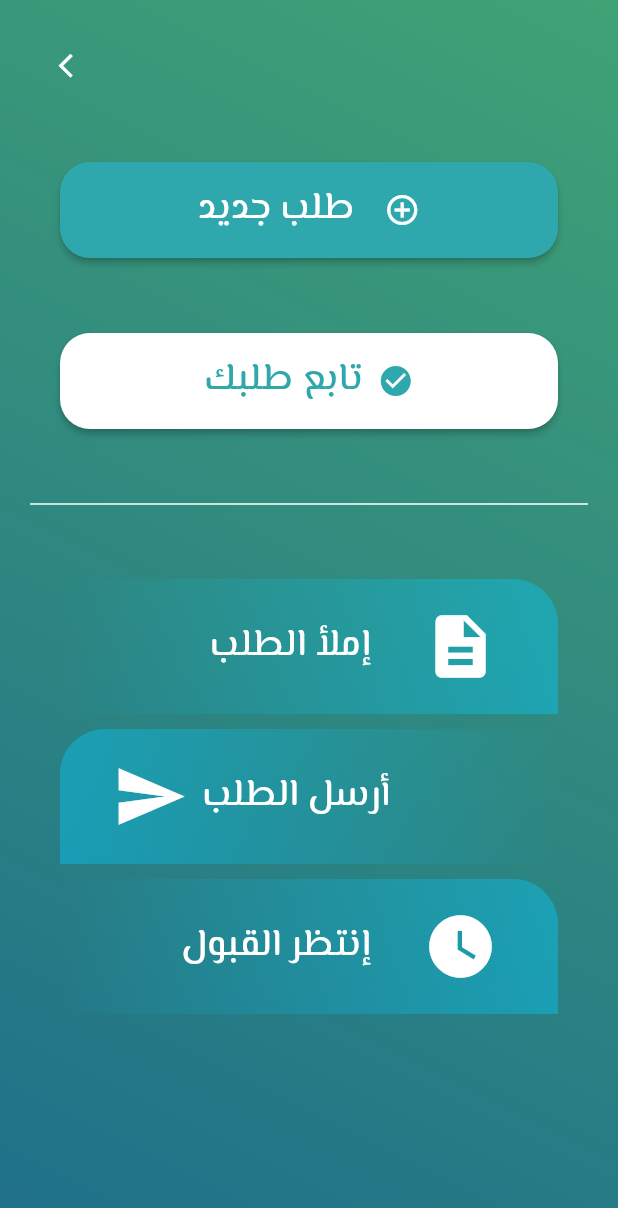
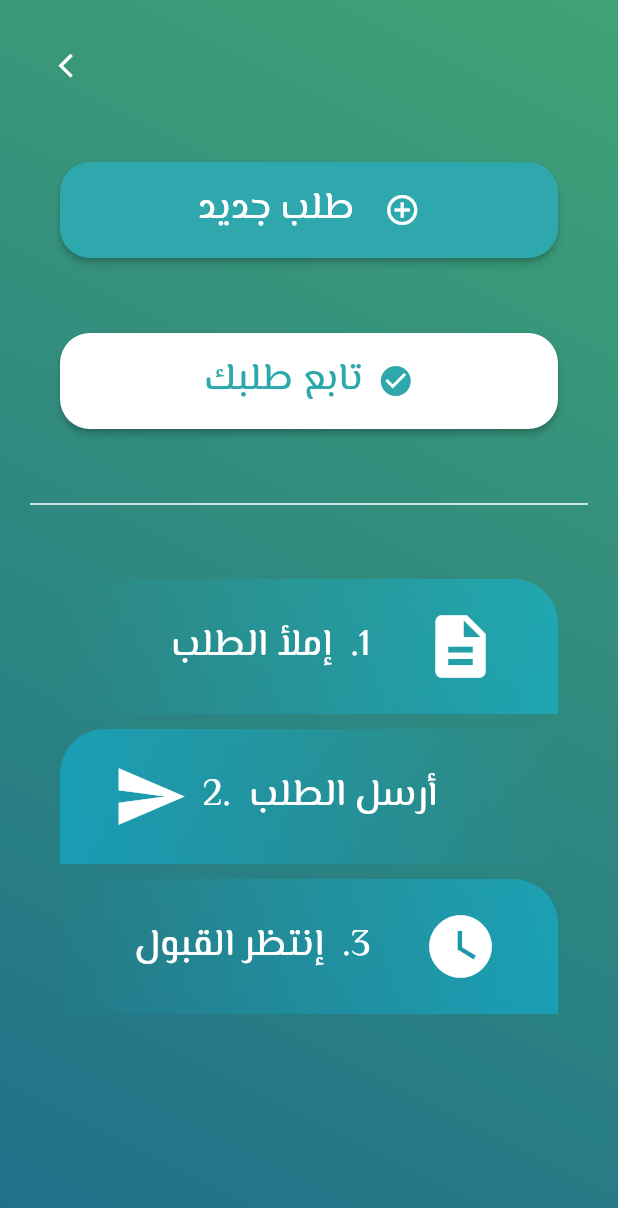
Before and after one commit to mshah21202/ehjez, a Flutter app: the Reservationscreen screen opened by its route, on a phone screen of 412 x 824 dp. Shown: the top 1208 px of the screen. Run offline on Flutter 3.47's test engine with Material 2 defaults, Android fonts, the phone set to English and light mode, and no system bars; our stand-ins replace sqflite; accounts and stored records are empty.

Commit message:
Few changes and fixes

```diff
--- a/lib/ReservationScreen.dart
+++ b/lib/ReservationScreen.dart
@@ -78,7 +78,7 @@ class Reservationscreen extends StatelessWidget {
                 padding: const EdgeInsets.fromLTRB(40, 0, 40, 10),
                 child: Container(
                   child: Row(mainAxisAlignment: MainAxisAlignment.end, children: [
-                    Text("إملأ الطلب", style: TextStyle(color: Colors.white, fontFamily: "ElMessiri", fontSize: 25),),
+                    Text("1.  إملأ الطلب", style: TextStyle(color: Colors.white, fontFamily: "ElMessiri", fontSize: 25),textDirection: TextDirection.rtl,),
                     Padding(
                       padding: const EdgeInsets.fromLTRB(35, 0, 40, 0),
                       child: Icon(Icons.description, color: Colors.white, size: 50,),
@@ -100,7 +100,7 @@ class Reservationscreen extends StatelessWidget {
                       padding: const EdgeInsets.fromLTRB(35, 0, 10, 0),
                       child: Icon(Icons.send, color: Colors.white, size: 50,),
                     ),
-                    Text("أرسل الطلب", style: TextStyle(color: Colors.white, fontFamily: "ElMessiri", fontSize: 25),),
+                    Text("2.  أرسل الطلب", style: TextStyle(color: Colors.white, fontFamily: "ElMessiri", fontSize: 25),),
 
                   ],),
                   width: double.infinity,
@@ -115,7 +115,7 @@ class Reservationscreen extends StatelessWidget {
                 padding: const EdgeInsets.fromLTRB(40, 0, 40, 0),
                 child: Container(
                   child: Row(mainAxisAlignment: MainAxisAlignment.end, children: [
-                    Text("إنتظر القبول", style: TextStyle(color: Colors.white, fontFamily: "ElMessiri", fontSize: 25),),
+                    Text("3.  إنتظر القبول", style: TextStyle(color: Colors.white, fontFamily: "ElMessiri", fontSize: 25),textDirection: TextDirection.rtl,),
                     Padding(
                       padding: const EdgeInsets.fromLTRB(35, 0, 40, 0),
                       child: Icon(Icons.watch_later, color: Colors.white, size: 50,),
--- a/lib/surveyPage.dart
+++ b/lib/surveyPage.dart
@@ -328,7 +328,7 @@ class _surveyPageState extends State<surveyPage> {
                                     databaseHelper.columnNationality : '$nationality'
                                   });
                                   int requestID = i;
-                                  Navigator.push(context, MaterialPageRoute(builder: (context) => surveyPageSec(requestID)));
+                                  Navigator.pushReplacement(context, MaterialPageRoute(builder: (context) => surveyPageSec(requestID)));
                                 };
 
                                 }, color: Color.fromRGBO(46,168,172, 1),
```
